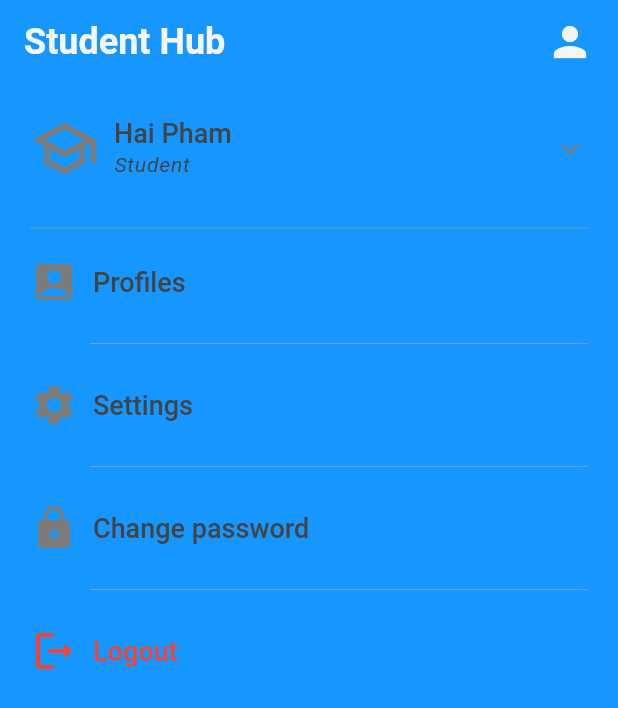
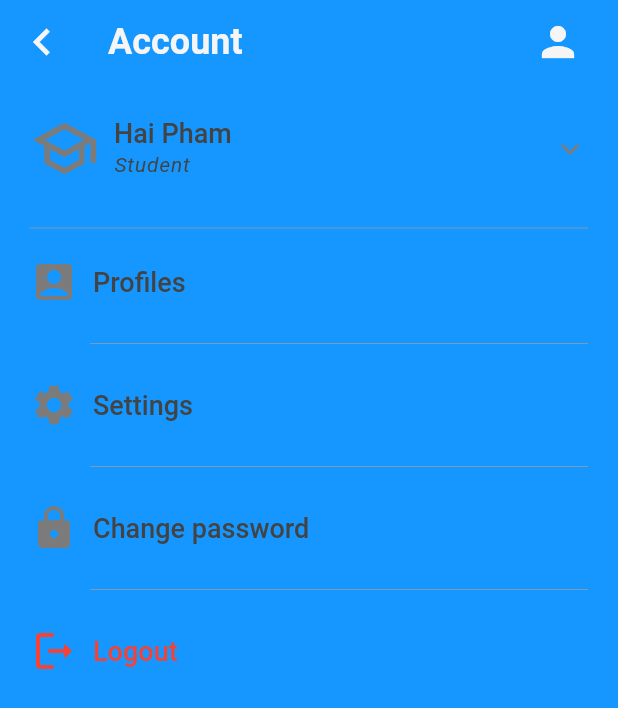
Before and after one commit to PhuocDinh462/student_hub, a Flutter app: the screen it shows after launch, on a phone screen of 412 x 824 dp. Shown: the top 708 px of the screen. Run offline on Flutter 3.47's test engine with Material 3 defaults, Android fonts, the phone set to English and light mode, and no system bars; our stand-ins replace gap, pinput, shared_preferences; missing offline and left inert: country_flags, language_code; generated files the repository leaves out were written again.

Commit message:
refactor: Refactor layout and routes

```diff
--- /dev/null
+++ b/lib/layout/account_header.dart
@@ -0,0 +1,54 @@
+import 'package:flutter/material.dart';
+import 'package:student_hub/constants/theme.dart';
+
+class AccountHeader extends StatelessWidget {
+  final String title;
+  final Widget body;
+
+  const AccountHeader({
+    super.key,
+    required this.title,
+    required this.body,
+  });
+
+  @override
+  Widget build(BuildContext context) {
+    return Scaffold(
+      appBar: AppBar(
+        leading: ModalRoute.of(context)!.settings.name != '/'
+            ? IconButton(
+                icon: const Icon(Icons.chevron_left, size: 36, color: text_50),
+                onPressed: () => Navigator.of(context).pop(),
+              )
+            : null,
+        title: Row(
+          mainAxisAlignment: MainAxisAlignment.spaceBetween,
+          children: [
+            Text(
+              title,
+              style: const TextStyle(
+                fontWeight: FontWeight.bold,
+                color: text_50,
+                fontSize: 24,
+              ),
+            ),
+            IconButton(
+              icon: const Icon(
+                Icons.person,
+                size: 32,
+                color: text_50,
+              ),
+              onPressed: () {
+                if (ModalRoute.of(context)!.settings.name != '/account') {
+                  Navigator.pushNamedAndRemoveUntil(context, '/', (r) => false);
+                  Navigator.pushNamed(context, '/account');
+                }
+              },
+            ),
+          ],
+        ),
+      ),
+      body: body,
+    );
+  }
+}
--- a/lib/layout/header_layout.dart
+++ /dev/null
@@ -1,54 +0,0 @@
-import 'package:flutter/material.dart';
-import 'package:flutter/services.dart';
-import 'package:provider/provider.dart';
-import 'package:student_hub/constants/theme.dart';
-import 'package:student_hub/providers/theme_provider.dart';
-import 'package:flutter_gen/gen_l10n/app_localizations.dart';
-
-class HeaderLayout extends StatelessWidget {
-  final Widget body;
-  const HeaderLayout({super.key, required this.body});
-
-  @override
-  Widget build(BuildContext context) {
-    final ThemeProvider themeProvider = Provider.of<ThemeProvider>(context);
-
-    SystemChrome.setSystemUIOverlayStyle(
-      const SystemUiOverlayStyle(
-        statusBarColor: Colors.transparent,
-      ),
-    );
-
-    return MaterialApp(
-      localizationsDelegates: AppLocalizations.localizationsDelegates,
-      supportedLocales: AppLocalizations.supportedLocales,
-      locale: Locale(themeProvider.getLanguage),
-      theme:
-          themeProvider.getThemeMode ? AppTheme.darkTheme : AppTheme.lightTheme,
-      debugShowCheckedModeBanner: false,
-      home: Scaffold(
-        appBar: AppBar(
-          title: const Row(
-            mainAxisAlignment: MainAxisAlignment.spaceBetween,
-            children: [
-              Text(
-                'Student Hub',
-                style: TextStyle(
-                  fontWeight: FontWeight.bold,
-                  color: text_50,
-                  fontSize: 24,
-                ),
-              ),
-              Icon(
-                Icons.person,
-                size: 32,
-                color: text_50,
-              ),
-            ],
-          ),
-        ),
-        body: body,
-      ),
-    );
-  }
-}
--- a/lib/main.dart
+++ b/lib/main.dart
@@ -2,7 +2,6 @@ import 'package:flutter/material.dart';
 import 'package:flutter/services.dart';
 import 'package:provider/provider.dart';
 import 'package:student_hub/constants/theme.dart';
-import 'package:student_hub/layout/header_layout.dart';
 import 'package:student_hub/providers/theme_provider.dart';
 import 'package:student_hub/routes/app_routes.dart';
 import 'package:flutter_gen/gen_l10n/app_localizations.dart';
@@ -32,18 +31,15 @@ class MyApp extends StatelessWidget {
       ),
     );
 
-    return HeaderLayout(
-      body: MaterialApp(
+    return MaterialApp(
       localizationsDelegates: AppLocalizations.localizationsDelegates,
       supportedLocales: AppLocalizations.supportedLocales,
       locale: Locale(themeProvider.getLanguage),
       routes: AppRoutes.routes,
       initialRoute: '/account',
       debugShowCheckedModeBanner: false,
-        theme: themeProvider.getThemeMode
-            ? AppTheme.darkTheme
-            : AppTheme.lightTheme,
-      ),
+      theme:
+          themeProvider.getThemeMode ? AppTheme.darkTheme : AppTheme.lightTheme,
     );
   }
 }
--- a/lib/routes/app_routes.dart
+++ b/lib/routes/app_routes.dart
@@ -1,4 +1,5 @@
 import 'package:flutter/material.dart';
+import 'package:student_hub/layout/account_header.dart';
 import 'package:student_hub/layout/navigation.dart';
 import 'package:student_hub/screens/Authentication/authentication.dart';
 import 'package:student_hub/screens/account/languages.dart';
@@ -37,7 +38,7 @@ class AppRoutes {
   static const String languages = '/account/settings/languages';
 
   static Map<String, WidgetBuilder> routes = {
-    home: (context) => const Home(),
+    home: (context) => const AccountHeader(title: 'Home', body: Home()),
     auth: (context) => const Authentication(),
     login: (context) => Login(),
     forgotPassword: (context) => const ForgotPassword(),
@@ -51,8 +52,11 @@ class AppRoutes {
     profileNoInfo: (context) => const ProfileInput(),
     nav: (context) => const Navigation(),
     welcome: (context) => const Welcome(),
-    account: (context) => const Account(),
-    settings: (context) => const Settings(),
-    languages: (context) => const Languages(),
+    account: (context) =>
+        const AccountHeader(title: 'Account', body: Account()),
+    settings: (context) =>
+        const AccountHeader(title: 'Settings', body: Settings()),
+    languages: (context) =>
+        const AccountHeader(title: 'Languages', body: Languages()),
   };
 }
```
Lines whose indentation alone changed are shown as unchanged.
